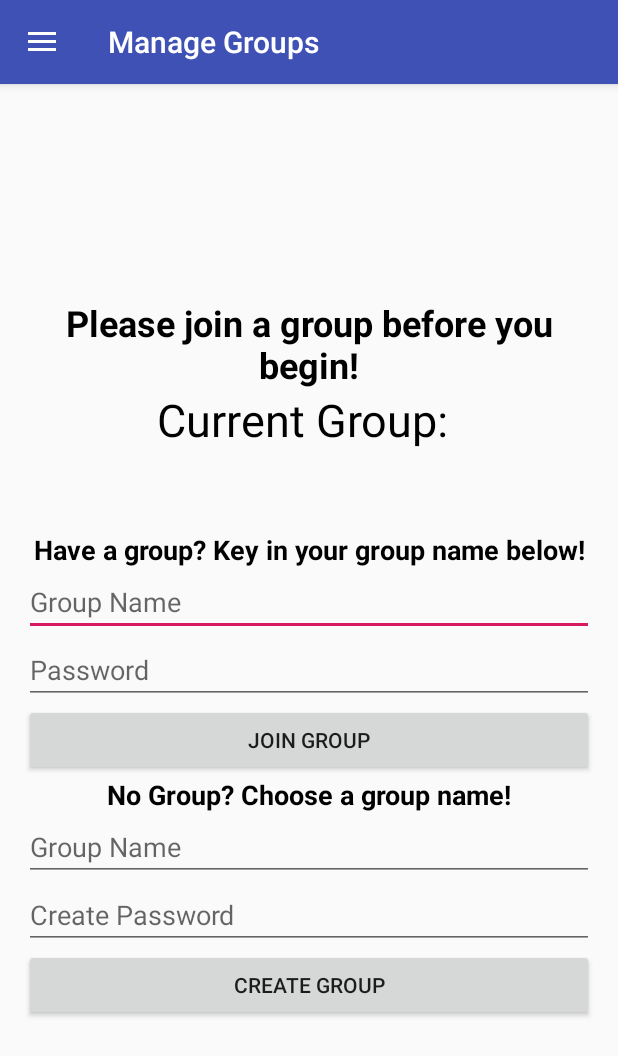
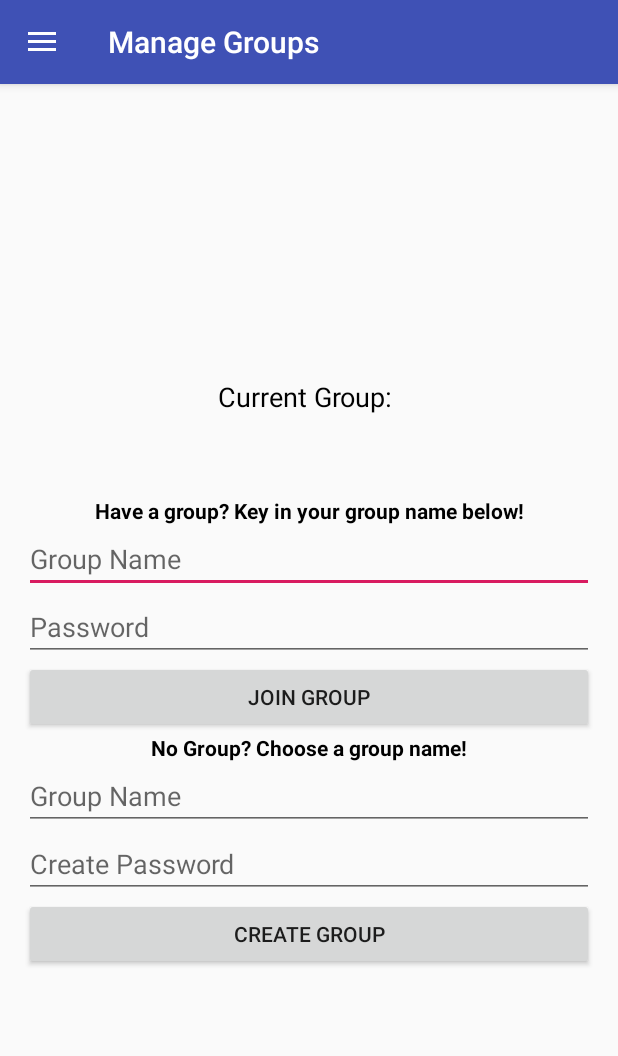
Before and after one commit to CheyanneSim/ForgetMeNotFinal, an Android app: the GroupFragment screen opened directly, with no data from a screen before it, in the side drawer, after a tap on "Manage Group", on a phone screen of 412 x 824 dp. Shown: the top 1056 px of the screen. Run offline under Robolectric (Android 15) with nearby library versions, the phone set to English and light mode, and no system bars; our stand-ins replace Firebase (no records; nobody signed in at launch, a user with empty details on screens opened directly); Roboto replaces fonts that are not available here.

Commit message:
Fixed some bugs

```diff
--- a/app/src/main/java/com/example/forgetMeNot/Inventory/ItemListAdapter.java
+++ b/app/src/main/java/com/example/forgetMeNot/Inventory/ItemListAdapter.java
@@ -51,8 +51,6 @@
         boolean purchase = sharedPreferences.getBoolean(name, false);
         formatter = new SimpleDateFormat("dd/MM/yy");
 
-        Log.d("Log back on", "" + purchase);
-
         Item item = new Item(name, expiry, purchase);
         LayoutInflater inflater = LayoutInflater.from(mContext);
         convertView = inflater.inflate(mResource, parent, false);
@@ -63,7 +61,7 @@
 
         tvItem.setText(name);
         if (expiry == null) {
-            tvExpiry.setText("N.A.");
+            tvExpiry.setText("Nil");
         } else {
             tvExpiry.setText(formatter.format(expiry));
         }
--- a/app/src/main/java/com/example/forgetMeNot/Notification/NotificationHelper.java
+++ b/app/src/main/java/com/example/forgetMeNot/Notification/NotificationHelper.java
@@ -70,7 +70,7 @@
                 .setAutoCancel(true);
 
         if (alarmNo == 1) {
-            notif.setContentText("Your " + food + " is expiring in 5 days!");
+            notif.setContentText("Your " + food + " is expiring in less than 6 days!");
         } else {
             notif.setContentText("Your " + food + " has expired!");
         }
--- a/app/src/main/java/com/example/forgetMeNot/SharingData/GroupFragment.java
+++ b/app/src/main/java/com/example/forgetMeNot/SharingData/GroupFragment.java
@@ -107,7 +107,9 @@
     }
 
     private void createGroup(String group, String password) {
-        if (existingGroups.contains(group)) {
+        if (group.equals("")) {
+            Toast.makeText(getActivity().getApplicationContext(), "Please input a group name!", Toast.LENGTH_LONG).show();
+        } else if (existingGroups.contains(group)) {
             Toast.makeText(getActivity().getApplicationContext(), "This group name is already taken, pick another one!", Toast.LENGTH_LONG).show();
         } else {
             Map<String, Object> data = new HashMap<>();
@@ -125,7 +127,9 @@
     }
 
     private void checkValidity(final String group, final String password) {
-        if (group.equals(groupTextView.getText().toString())) {
+        if (group.equals("")) {
+            Toast.makeText(getActivity().getApplicationContext(), "Please input the group name!", Toast.LENGTH_LONG).show();
+        } else if (group.equals(groupTextView.getText().toString())) {
             Toast.makeText(getActivity().getApplicationContext(), "You are already in the group!", Toast.LENGTH_LONG).show();
         } else if (existingGroups.contains(group)) {
             db.collection(grpKey).document(group).get().addOnSuccessListener(new OnSuccessListener<DocumentSnapshot>() {
--- a/app/src/main/java/com/example/forgetMeNot/expiry/NonEssentialsExpiryFragment.java
+++ b/app/src/main/java/com/example/forgetMeNot/expiry/NonEssentialsExpiryFragment.java
@@ -1,11 +1,9 @@
 package com.example.forgetMeNot.expiry;
 
-import android.app.Dialog;
 import android.content.Context;
 import android.content.SharedPreferences;
 import android.os.Bundle;
 import android.support.v4.app.Fragment;
-import android.util.Log;
 import android.view.LayoutInflater;
 import android.view.View;
 import android.view.ViewGroup;
--- a/app/src/main/java/com/example/forgetMeNot/necessities/NecessitiesAdapter.java
+++ b/app/src/main/java/com/example/forgetMeNot/necessities/NecessitiesAdapter.java
@@ -46,7 +46,7 @@
         }
         tvItem.setText(name);
         if (expiry == null) {
-            tvExpiry.setText("N.A.");
+            tvExpiry.setText("Nil");
         } else {
             tvExpiry.setText(formatter.format(expiry));
         }
--- a/app/src/main/res/layout/fragment_group.xml
+++ b/app/src/main/res/layout/fragment_group.xml
@@ -14,7 +14,7 @@
         android:layout_height="wrap_content"
         android:textAlignment="center"
         android:textColor="#000000"
-        android:textSize="24sp"
+        android:textSize="14sp"
         android:textStyle="bold" />
 
     <TextView
@@ -25,7 +25,7 @@
         android:text="Current Group: "
         android:textAlignment="viewStart"
         android:textColor="#000000"
-        android:textSize="30sp" />
+        android:textSize="18sp" />
 
     <TextView
         android:id="@+id/group_name_textView"
@@ -42,7 +42,7 @@
         android:text="Have a group? Key in your group name below!"
         android:textAlignment="center"
         android:textColor="#000000"
-        android:textSize="18sp"
+        android:textSize="14sp"
         android:textStyle="bold" />
 
     <EditText
@@ -51,6 +51,7 @@
         android:layout_height="wrap_content"
         android:ems="10"
         android:hint="Group Name"
+        android:imeOptions="actionNext"
         android:inputType="textPersonName"
         android:textAlignment="viewStart" />
 
@@ -60,6 +61,7 @@
         android:layout_height="wrap_content"
         android:ems="10"
         android:hint="Password"
+        android:imeOptions="actionDone"
         android:inputType="textPassword" />
 
     <Button
@@ -75,7 +77,7 @@
         android:text="No Group? Choose a group name!"
         android:textAlignment="center"
         android:textColor="#000000"
-        android:textSize="18sp"
+        android:textSize="14sp"
         android:textStyle="bold" />
 
     <EditText
@@ -84,6 +86,7 @@
         android:layout_height="wrap_content"
         android:ems="10"
         android:hint="Group Name"
+        android:imeOptions="actionNext"
         android:inputType="textPersonName"
         android:textAlignment="viewStart" />
 
@@ -93,6 +96,7 @@
         android:layout_height="wrap_content"
         android:ems="10"
         android:hint="Create Password"
+        android:imeOptions="actionDone"
         android:inputType="textPassword"
         android:textAlignment="viewStart" />
 
--- a/app/src/main/res/layout/fragment_login.xml
+++ b/app/src/main/res/layout/fragment_login.xml
@@ -13,17 +13,20 @@
         android:layout_width="wrap_content"
         android:layout_height="wrap_content"
         android:text="Account login"/>
+
     <EditText
         android:id="@+id/email"
         android:layout_width="match_parent"
         android:layout_height="wrap_content"
-        android:hint="Email" />
+        android:hint="Email"
+        android:imeOptions="actionNext" />
 
     <EditText
         android:id="@+id/password"
         android:layout_width="match_parent"
         android:layout_height="wrap_content"
         android:hint="Password"
+        android:imeOptions="actionDone"
         android:inputType="textPassword" />
     <Button
         android:id="@+id/login"
--- a/app/src/main/res/layout/fragment_register.xml
+++ b/app/src/main/res/layout/fragment_register.xml
@@ -18,19 +18,22 @@
         android:layout_width="match_parent"
         android:layout_height="wrap_content"
         android:hint="Name"
+        android:imeOptions="actionNext"
         android:inputType="textPersonName" />
 
     <EditText
         android:id="@+id/email"
         android:layout_width="match_parent"
         android:layout_height="wrap_content"
-        android:hint="Email" />
+        android:hint="Email"
+        android:imeOptions="actionNext" />
 
     <EditText
         android:id="@+id/password"
         android:layout_width="match_parent"
         android:layout_height="wrap_content"
         android:hint="Password"
+        android:imeOptions="actionDone"
         android:inputType="textPassword" />
 
 
--- a/app/src/main/res/layout/nonessentials_expiry_fragment.xml
+++ b/app/src/main/res/layout/nonessentials_expiry_fragment.xml
@@ -16,7 +16,7 @@
             android:layout_width="300dp"
             android:layout_height="wrap_content"
             android:completionThreshold="1"
-            android:hint="Search nonessentials" />
+            android:hint="Search non-essentials" />
 
         <ImageButton
             android:id="@+id/cancel_btn"
```
Also changed, not shown: app/src/main/java/com/example/forgetMeNot/shoppingList/MyShoppingList.java (+6 -5 lines), app/src/main/res/layout/fragment_resetpassword.xml (+3 -10 lines).
